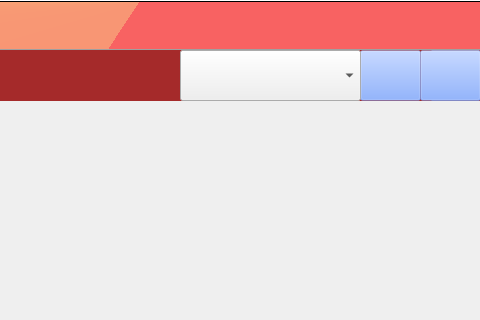
Qt form mainwindow.ui (ATG-cmd/ATG-VA) before a commit; both pictures show x 720 to 1200 and y 0 to 320 of the 1200 by 600 pixel window.
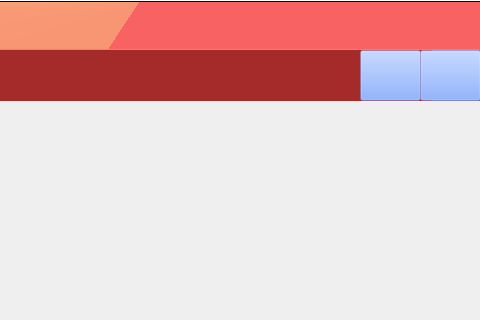
The same form after that commit. The open tabs and pages were chosen to show the change. Icons and pictures are not drawn.

Commit message: pueba rama

```diff
--- a/mainwindow.ui
+++ b/mainwindow.ui
@@ -2025,24 +2025,6 @@
      <string/>
     </property>
    </widget>
-   <widget class="QComboBox" name="ComboSeleccion">
-    <property name="geometry">
-     <rect>
-      <x>900</x>
-      <y>50</y>
-      <width>181</width>
-      <height>51</height>
-     </rect>
-    </property>
-    <property name="font">
-     <font>
-      <pointsize>22</pointsize>
-      <weight>75</weight>
-      <italic>true</italic>
-      <bold>true</bold>
-     </font>
-    </property>
-   </widget>
    <zorder>Btn_Barra_Estados</zorder>
    <zorder>stackedWidget</zorder>
    <zorder>Lab_Titulo</zorder>
```
Left out of the diff: 35 changed lines with no effect on the pictures.
